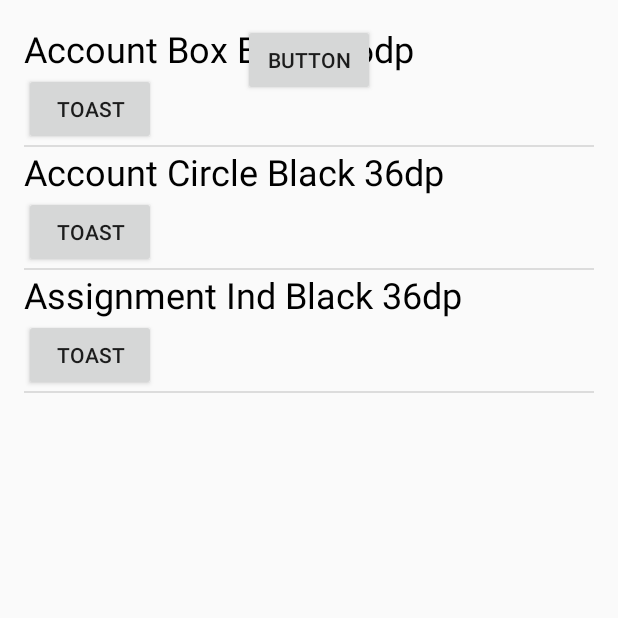
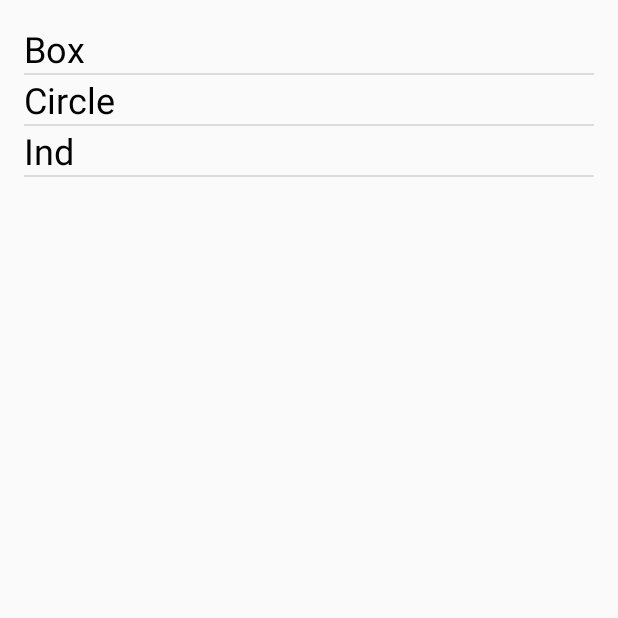
Before and after one commit to Kimsoomin/hello, an Android app: the screen it shows after launch (MainActivity), on a phone screen of 412 x 824 dp, the top half of it. Run offline under Robolectric (Android 15) with nearby library versions, the phone set to English and light mode, and no system bars.

Commit message:
화요일 확장까지 완성

```diff
--- a/app/src/main/java/kr/mintech/hello/MainActivity.java
+++ b/app/src/main/java/kr/mintech/hello/MainActivity.java
@@ -17,6 +17,7 @@ public class MainActivity extends Activity {
     protected void onCreate(Bundle savedInstanceState) {
         super.onCreate(savedInstanceState);
         setContentView(R.layout.activity_main);
+
         ListView listview;
         ListViewAdapter adapter;
 
--- a/app/src/main/java/kr/mintech/hello/controllers/ListViewAdapter.java
+++ b/app/src/main/java/kr/mintech/hello/controllers/ListViewAdapter.java
@@ -7,8 +7,8 @@ import android.view.View;
 import android.view.ViewGroup;
 import android.widget.BaseAdapter;
 import android.widget.Button;
-import android.widget.ImageView;
 import android.widget.TextView;
+import android.widget.Toast;
 
 import java.util.ArrayList;
 
@@ -17,7 +17,7 @@ import kr.mintech.hello.beans.ListViewItem;
 
 public class ListViewAdapter extends BaseAdapter {
     // Adapter에 추가된 데이터를 저장하기 위한 ArrayList
-    private ArrayList<ListViewItem> listViewItemList = new ArrayList<ListViewItem>() ;
+    private ArrayList<ListViewItem> listViewItemList = new ArrayList<ListViewItem>();
 
     // ListViewAdapter의 생성자
     public ListViewAdapter() {
@@ -27,7 +27,7 @@ public class ListViewAdapter extends BaseAdapter {
     // Adapter에 사용되는 데이터의 개수를 리턴. : 필수 구현
     @Override
     public int getCount() {
-        return listViewItemList.size() ;
+        return listViewItemList.size();
     }
 
     // position에 위치한 데이터를 화면에 출력하는데 사용될 View를 리턴. : 필수 구현
@@ -36,54 +36,54 @@ public class ListViewAdapter extends BaseAdapter {
         int pos = position;
         final Context context = parent.getContext();
 
-        Button btn     = null;
 
         // "listview_item" Layout을 inflate하여 convertView 참조 획득.
         if (convertView == null) {
             LayoutInflater inflater = (LayoutInflater) context.getSystemService(Context.LAYOUT_INFLATER_SERVICE);
             convertView = inflater.inflate(R.layout.listview_item, parent, false);
-            btn = (Button) convertView.findViewById(R.id.button_vis);
 
-       }
+        }
 
         // 화면에 표시될 View(Layout이 inflate된)으로부터 위젯에 대한 참조 획득
-        ImageView iconImageView = (ImageView) convertView.findViewById(R.id.image) ;
-        TextView titleTextView = (TextView) convertView.findViewById(R.id.text_view_1) ;
-        TextView descTextView = (TextView) convertView.findViewById(R.id.text_view_1) ;
-
+        TextView titleTextView = (TextView) convertView.findViewById(R.id.text_view_1);
+        final Button button = (Button) convertView.findViewById(R.id.button1);
 
         // Data Set(listViewItemList)에서 position에 위치한 데이터 참조 획득
         ListViewItem listViewItem = listViewItemList.get(position);
 
         // 아이템 내 각 위젯에 데이터 반영
-        iconImageView.setImageDrawable(listViewItem.getIcon());
         titleTextView.setText(listViewItem.getTitle());
-        descTextView.setText(listViewItem.getDesc());
 
+        // 리스트 아이템을 터치 했을 때 이벤트 발생
+        convertView.setOnClickListener(new View.OnClickListener() {
+            @Override
+            public void onClick(View v) {
+                button.setVisibility(View.VISIBLE);
+            }
 
-//        btn.setOnClickListener((new View.OnClickListener() {
-//            @Override
-//            public void onClick(View v) {
-//                Toast.makeText(context, "Toast", Toast.LENGTH_LONG).show();
-//
-//            }
-//        }));
+        });
+
+        button.setOnClickListener((new View.OnClickListener() {
+            @Override
+            public void onClick(View v) {
+                Toast.makeText(context, "Toast", Toast.LENGTH_LONG).show();
+            }
+        }));
 
         return convertView;
     }
 
 
-
     // 지정한 위치(position)에 있는 데이터와 관계된 아이템(row)의 ID를 리턴. : 필수 구현
     @Override
     public long getItemId(int position) {
-        return position ;
+        return position;
     }
 
     // 지정한 위치(position)에 있는 데이터 리턴 : 필수 구현
     @Override
     public Object getItem(int position) {
-        return listViewItemList.get(position) ;
+        return listViewItemList.get(position);
     }
 
     // 아이템 데이터 추가를 위한 함수. 개발자가 원하는대로 작성 가능.
--- a/app/src/main/res/layout/activity_main.xml
+++ b/app/src/main/res/layout/activity_main.xml
@@ -17,15 +17,6 @@
         android:layout_width="match_parent"
         android:layout_height="match_parent"/>
 
-    <Button
-        android:id="@+id/button_vis"
-        android:layout_width="wrap_content"
-        android:layout_height="wrap_content"
-        android:layout_alignParentTop="true"
-        android:layout_centerHorizontal="true"
-        android:visibility="visible"
-        android:text="Button" />
-
 
 
 </RelativeLayout>
--- a/app/src/main/res/layout/listview_item.xml
+++ b/app/src/main/res/layout/listview_item.xml
@@ -13,12 +13,13 @@
         android:gravity="center_vertical"
         android:text="New Text"
         android:textColor="#000000"
-        android:textSize="24dp" />
+        android:textSize="24dp"/>
 
     <Button
+        android:id="@+id/button1"
         android:layout_width="wrap_content"
         android:layout_height="wrap_content"
-        android:text="toast"/>
-
+        android:text="toast"
+        android:visibility="gone"/>
 
 </LinearLayout>
```
